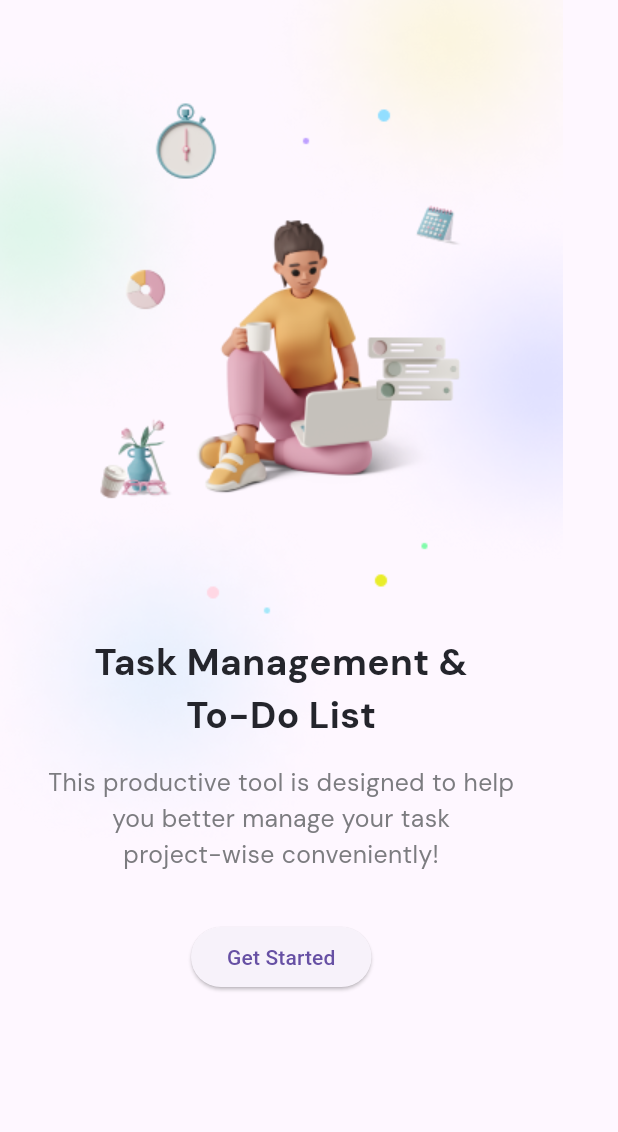
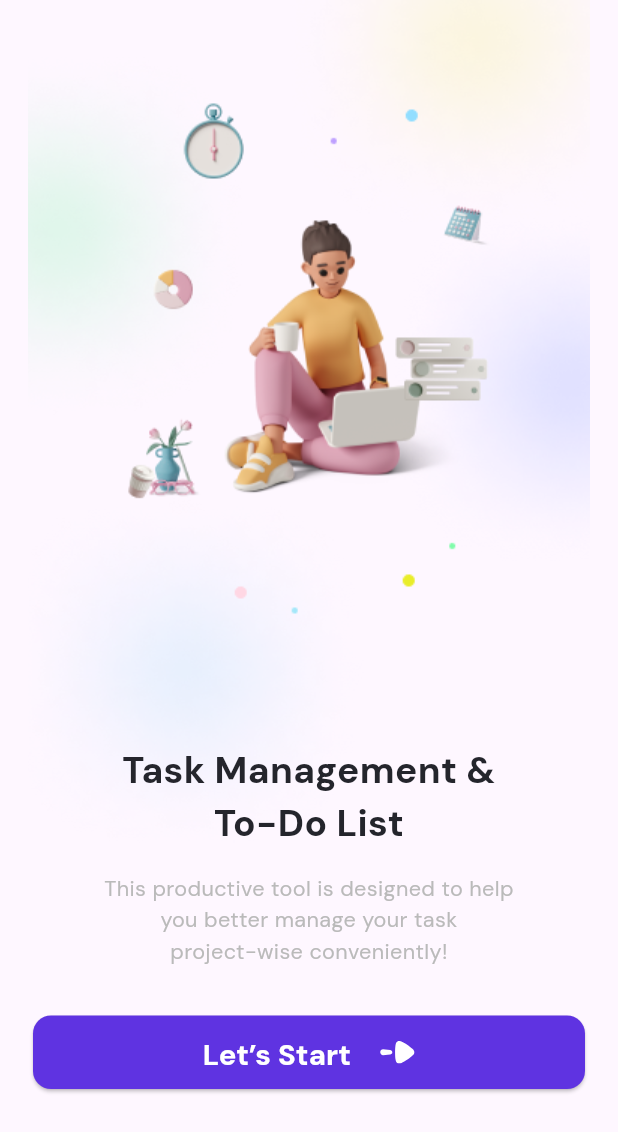
Before and after one commit to kareemtarek74/Tasky, a Flutter app: the screen it shows after launch, on a phone screen of 412 x 824 dp. Shown: the top 1132 px of the screen. Run offline on Flutter 3.47's test engine with Material 3 defaults, Android fonts, the phone set to English and light mode, and no system bars; our stand-ins replace flutter_svg.

Commit message:
intro view done

```diff
--- a/lib/Features/intro/presentation/views/widgets/intro_view_body.dart
+++ b/lib/Features/intro/presentation/views/widgets/intro_view_body.dart
@@ -1,4 +1,6 @@
 import 'package:flutter/material.dart';
+import 'package:flutter_svg/flutter_svg.dart';
+import 'package:flutter_svg/svg.dart';
 import 'package:tasky/core/text_styles.dart';
 import 'package:tasky/core/utils/app_images.dart';
 
@@ -25,18 +27,50 @@ class IntroViewBody extends StatelessWidget {
                 const SizedBox(
                   height: 16,
                 ),
-                Text(
-                  'This productive tool is designed to help\nyou better manage your task\nproject-wise conveniently!',
-                  style: Styles.styleRegular16(context).copyWith(),
-                  textAlign: TextAlign.center,
-                ),
               ],
             ),
           ),
         ]),
+        Text(
+          'This productive tool is designed to help\nyou better manage your task\nproject-wise conveniently!',
+          style: Styles.styleRegular14(context).copyWith(),
+          textAlign: TextAlign.center,
+        ),
         const SizedBox(
           height: 32,
-        ),ElevatedButton(onPressed: () {}, child: const Text('Get Started')),
+        ),
+        Padding(
+          padding: const EdgeInsets.symmetric(horizontal: 22),
+          child: ElevatedButton(
+              onPressed: () {},
+              style: ElevatedButton.styleFrom(
+                  padding: const EdgeInsets.symmetric(vertical: 12),
+                  fixedSize: Size(MediaQuery.sizeOf(context).width, 49),
+                  backgroundColor: const Color(0xff5F33E1),
+                  shape: RoundedRectangleBorder(
+                    borderRadius: BorderRadius.circular(12),
+                  )),
+              child: Row(
+                mainAxisAlignment: MainAxisAlignment.center,
+                children: [
+                  const Spacer(
+                    flex: 6,
+                  ),
+                  Text(
+                    'Let’s Start',
+                    style: Styles.styleBold19(context),
+                  ),
+                  const Spacer(),
+                  SvgPicture.asset(
+                    Assets.imagesArrow,
+                    width: 24,
+                  ),
+                  const Spacer(
+                    flex: 6,
+                  )
+                ],
+              )),
+        ),
       ],
     );
   }
--- a/lib/core/utils/app_images.dart
+++ b/lib/core/utils/app_images.dart
@@ -5,6 +5,10 @@ class Assets {
   /// Assets for imagesAppLogo
   /// assets/images/app_logo.png
   static const String imagesAppLogo = "assets/images/app_logo.png";
+
+  /// Assets for imagesArrow
+  /// assets/images/Arrow.svg
+  static const String imagesArrow = "assets/images/Arrow.svg";
 
   /// Assets for imagesAvatar
   /// assets/images/avatar.png
```
Also changed, not shown: pubspec.yaml (+7 -6 lines), assets/images/Arrow.svg (added), pubspec.lock.
